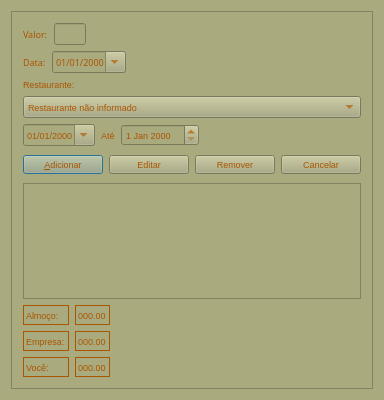
The window that ui/almoco.ui (tiagopascal/Almoco) describes before a commit, drawn with Qt 5.
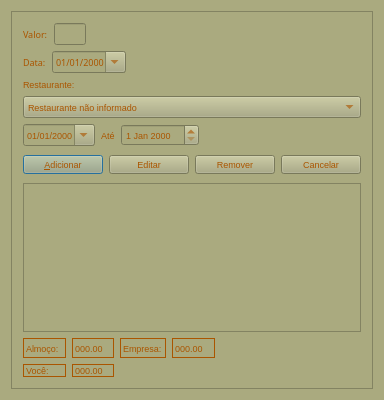
The same window after the commit.

Diff of the .ui file:
```diff
--- a/ui/almoco.ui
+++ b/ui/almoco.ui
@@ -6,7 +6,7 @@
    <rect>
     <x>0</x>
     <y>0</y>
-    <width>360</width>
+    <width>382</width>
     <height>400</height>
    </rect>
   </property>
@@ -305,7 +305,7 @@
       </item>
       <item row="4" column="0">
        <layout class="QGridLayout" name="gridLayout_5">
-        <item row="0" column="0" colspan="3">
+        <item row="0" column="0" colspan="7">
          <widget class="QListWidget" name="listWidget_lista">
           <property name="font">
            <font>
@@ -345,19 +345,6 @@
          </widget>
         </item>
         <item row="1" column="2">
-         <spacer name="horizontalSpacer_4">
-          <property name="orientation">
-           <enum>Qt::Horizontal</enum>
-          </property>
-          <property name="sizeHint" stdset="0">
-           <size>
-            <width>40</width>
-            <height>20</height>
-           </size>
-          </property>
-         </spacer>
-        </item>
-        <item row="2" column="0">
          <widget class="QLabel" name="label_4">
           <property name="font">
            <font>
@@ -372,7 +359,35 @@
           </property>
          </widget>
         </item>
-        <item row="3" column="0">
+        <item row="1" column="3">
+         <widget class="QLabel" name="label_empresa">
+          <property name="font">
+           <font>
+            <pointsize>7</pointsize>
+           </font>
+          </property>
+          <property name="frameShape">
+           <enum>QFrame::Box</enum>
+          </property>
+          <property name="text">
+           <string>000.00</string>
+          </property>
+         </widget>
+        </item>
+        <item row="1" column="4" colspan="3">
+         <spacer name="horizontalSpacer_6">
+          <property name="orientation">
+           <enum>Qt::Horizontal</enum>
+          </property>
+          <property name="sizeHint" stdset="0">
+           <size>
+            <width>40</width>
+            <height>20</height>
+           </size>
+          </property>
+         </spacer>
+        </item>
+        <item row="2" column="0">
          <widget class="QLabel" name="label_7">
           <property name="font">
            <font>
@@ -388,21 +403,6 @@
          </widget>
         </item>
         <item row="2" column="1">
-         <widget class="QLabel" name="label_empresa">
-          <property name="font">
-           <font>
-            <pointsize>7</pointsize>
-           </font>
-          </property>
-          <property name="frameShape">
-           <enum>QFrame::Box</enum>
-          </property>
-          <property name="text">
-           <string>000.00</string>
-          </property>
-         </widget>
-        </item>
-        <item row="3" column="1">
          <widget class="QLabel" name="label_voce">
           <property name="font">
            <font>
@@ -417,32 +417,6 @@
           </property>
          </widget>
         </item>
-        <item row="2" column="2">
-         <spacer name="horizontalSpacer_6">
-          <property name="orientation">
-           <enum>Qt::Horizontal</enum>
-          </property>
-          <property name="sizeHint" stdset="0">
-           <size>
-            <width>40</width>
-            <height>20</height>
-           </size>
-          </property>
-         </spacer>
-        </item>
-        <item row="3" column="2">
-         <spacer name="horizontalSpacer_7">
-          <property name="orientation">
-           <enum>Qt::Horizontal</enum>
-          </property>
-          <property name="sizeHint" stdset="0">
-           <size>
-            <width>40</width>
-            <height>20</height>
-           </size>
-          </property>
-         </spacer>
-        </item>
        </layout>
       </item>
      </layout>
```
